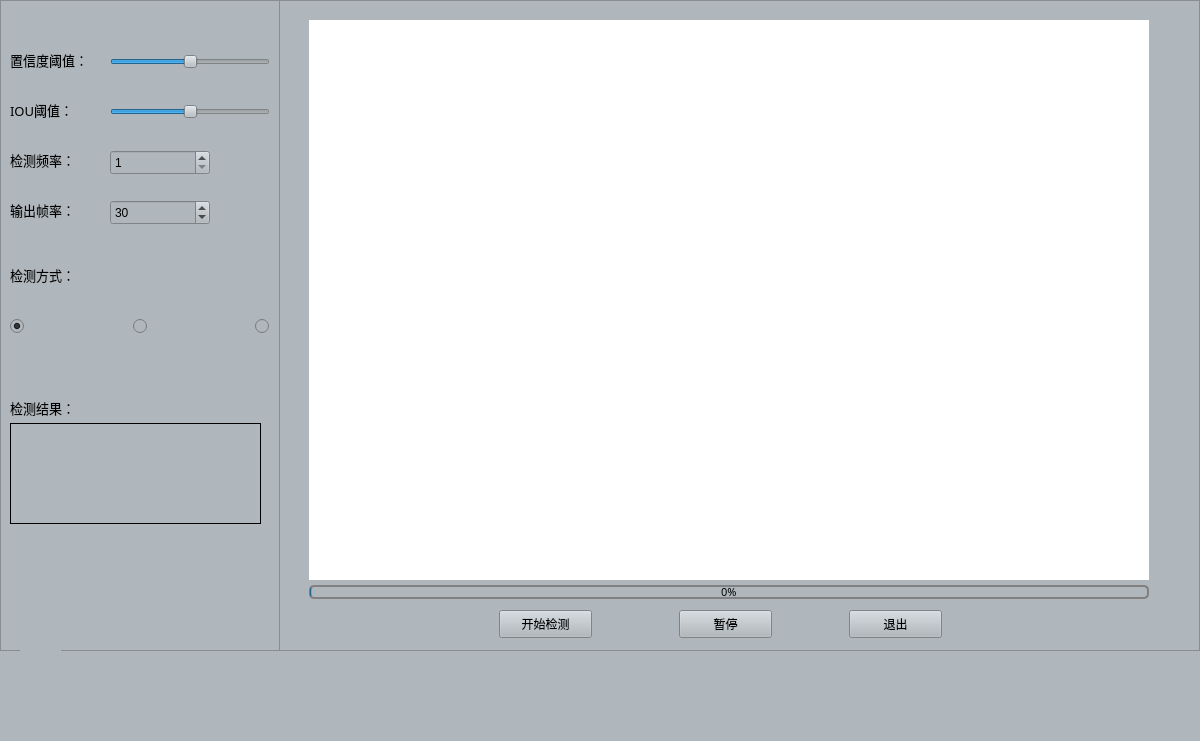
First picture: the form in UiMainwindow.ui, repository wang-10086/yolov5-5.0, before the edit.
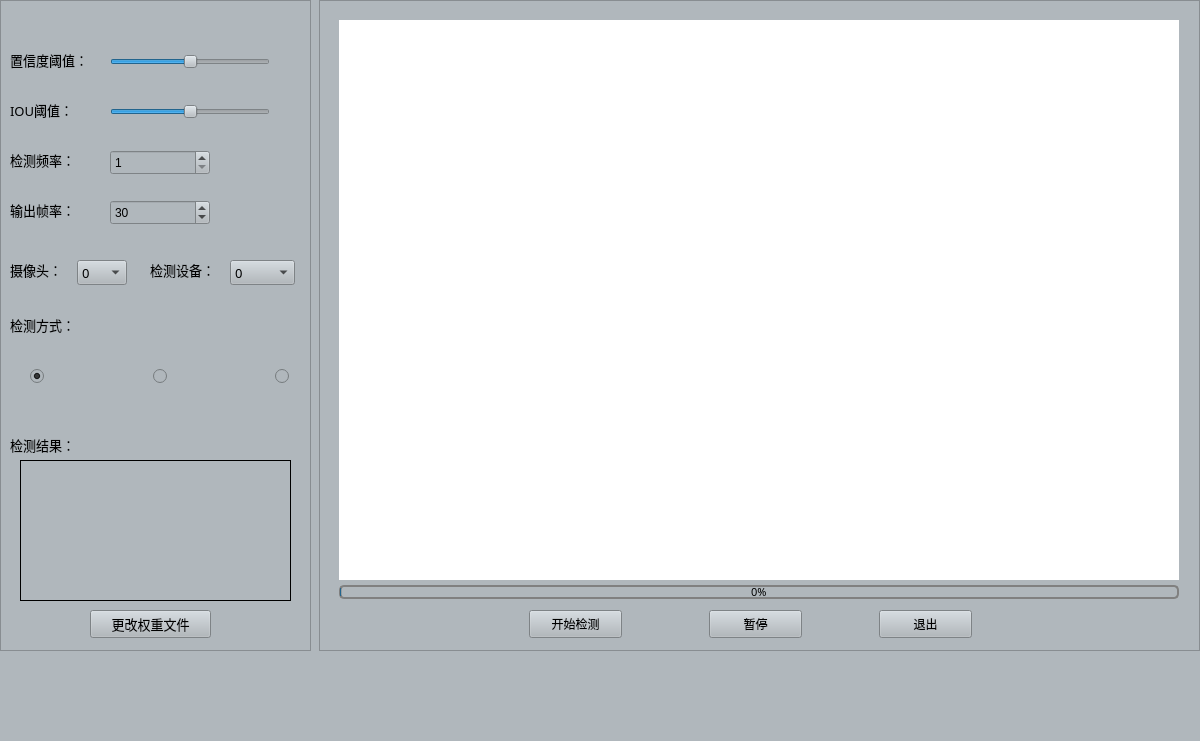
Second picture: the form after the edit. Icons and pictures are not drawn.

Diff of the .ui file:
```diff
--- a/UiMainwindow.ui
+++ b/UiMainwindow.ui
@@ -23,7 +23,7 @@
      <rect>
       <x>0</x>
       <y>0</y>
-      <width>280</width>
+      <width>311</width>
       <height>651</height>
      </rect>
     </property>
@@ -183,10 +183,10 @@
     <widget class="QLabel" name="label_6">
      <property name="geometry">
       <rect>
-       <x>10</x>
-       <y>423</y>
-       <width>251</width>
-       <height>101</height>
+       <x>20</x>
+       <y>460</y>
+       <width>271</width>
+       <height>141</height>
       </rect>
      </property>
      <property name="font">
@@ -208,12 +208,15 @@
      <property name="text">
       <string/>
      </property>
+     <property name="alignment">
+      <set>Qt::AlignLeading|Qt::AlignLeft|Qt::AlignTop</set>
+     </property>
     </widget>
     <widget class="QLabel" name="label_7">
      <property name="geometry">
       <rect>
        <x>10</x>
-       <y>393</y>
+       <y>430</y>
        <width>91</width>
        <height>30</height>
       </rect>
@@ -232,7 +235,7 @@
      <property name="geometry">
       <rect>
        <x>10</x>
-       <y>260</y>
+       <y>310</y>
        <width>91</width>
        <height>30</height>
       </rect>
@@ -250,8 +253,8 @@
     <widget class="QWidget" name="layoutWidget">
      <property name="geometry">
       <rect>
-       <x>10</x>
-       <y>300</y>
+       <x>30</x>
+       <y>350</y>
        <width>259</width>
        <height>54</height>
       </rect>
@@ -357,32 +360,133 @@
       </item>
      </layout>
     </widget>
+    <widget class="QComboBox" name="comboBox">
+     <property name="geometry">
+      <rect>
+       <x>77</x>
+       <y>260</y>
+       <width>50</width>
+       <height>25</height>
+      </rect>
+     </property>
+     <property name="font">
+      <font>
+       <family>AcadEref</family>
+       <pointsize>10</pointsize>
+      </font>
+     </property>
+     <property name="currentIndex">
+      <number>0</number>
+     </property>
+     <item>
+      <property name="text">
+       <string>0</string>
+      </property>
+     </item>
+     <item>
+      <property name="text">
+       <string>1</string>
+      </property>
+     </item>
+     <item>
+      <property name="text">
+       <string>2</string>
+      </property>
+     </item>
+    </widget>
     <widget class="QLabel" name="label_9">
      <property name="geometry">
       <rect>
-       <x>100</x>
-       <y>530</y>
-       <width>71</width>
-       <height>71</height>
+       <x>10</x>
+       <y>260</y>
+       <width>60</width>
+       <height>20</height>
       </rect>
      </property>
+     <property name="font">
+      <font>
+       <family>Microsoft YaHei UI</family>
+       <pointsize>10</pointsize>
+      </font>
+     </property>
      <property name="text">
-      <string/>
+      <string>摄像头：</string>
      </property>
-     <property name="pixmap">
-      <pixmap resource="resource.qrc">:/pic/resource/dianzan.png</pixmap>
+    </widget>
+    <widget class="QLabel" name="label_10">
+     <property name="geometry">
+      <rect>
+       <x>150</x>
+       <y>260</y>
+       <width>75</width>
+       <height>20</height>
+      </rect>
      </property>
-     <property name="scaledContents">
-      <bool>true</bool>
+     <property name="font">
+      <font>
+       <family>Microsoft YaHei UI</family>
+       <pointsize>10</pointsize>
+      </font>
+     </property>
+     <property name="text">
+      <string>检测设备：</string>
+     </property>
+    </widget>
+    <widget class="QComboBox" name="comboBox_2">
+     <property name="geometry">
+      <rect>
+       <x>230</x>
+       <y>260</y>
+       <width>65</width>
+       <height>25</height>
+      </rect>
+     </property>
+     <property name="font">
+      <font>
+       <family>AcadEref</family>
+       <pointsize>10</pointsize>
+      </font>
+     </property>
+     <property name="currentIndex">
+      <number>0</number>
+     </property>
+     <item>
+      <property name="text">
+       <string>0</string>
+      </property>
+     </item>
+     <item>
+      <property name="text">
+       <string>cpu</string>
+      </property>
+     </item>
+    </widget>
+    <widget class="QPushButton" name="pushButton_4">
+     <property name="geometry">
+      <rect>
+       <x>90</x>
+       <y>610</y>
+       <width>121</width>
+       <height>28</height>
+      </rect>
+     </property>
+     <property name="font">
+      <font>
+       <family>Microsoft YaHei</family>
+       <pointsize>10</pointsize>
+      </font>
+     </property>
+     <property name="text">
+      <string>更改权重文件</string>
      </property>
     </widget>
    </widget>
    <widget class="QFrame" name="frame_2">
     <property name="geometry">
      <rect>
-      <x>279</x>
+      <x>319</x>
       <y>0</y>
-      <width>921</width>
+      <width>881</width>
       <height>651</height>
      </rect>
     </property>
@@ -399,7 +503,7 @@
     <widget class="QLabel" name="label">
      <property name="geometry">
       <rect>
-       <x>30</x>
+       <x>20</x>
        <y>20</y>
        <width>840</width>
        <height>560</height>
@@ -415,7 +519,7 @@
     <widget class="QPushButton" name="pushButton">
      <property name="geometry">
       <rect>
-       <x>220</x>
+       <x>210</x>
        <y>610</y>
        <width>93</width>
        <height>28</height>
@@ -428,7 +532,7 @@
     <widget class="QPushButton" name="pushButton_2">
      <property name="geometry">
       <rect>
-       <x>570</x>
+       <x>560</x>
        <y>610</y>
        <width>93</width>
        <height>28</height>
@@ -441,7 +545,7 @@
     <widget class="QPushButton" name="pushButton_3">
      <property name="geometry">
       <rect>
-       <x>400</x>
+       <x>390</x>
        <y>610</y>
        <width>93</width>
        <height>28</height>
@@ -454,7 +558,7 @@
     <widget class="QProgressBar" name="progressBar">
      <property name="geometry">
       <rect>
-       <x>30</x>
+       <x>20</x>
        <y>585</y>
        <width>840</width>
        <height>14</height>
@@ -485,38 +589,6 @@
      </property>
     </widget>
    </widget>
-   <widget class="QLabel" name="label_10">
-    <property name="geometry">
-     <rect>
-      <x>20</x>
-      <y>650</y>
-      <width>41</width>
-      <height>41</height>
-     </rect>
-    </property>
-    <property name="text">
-     <string/>
-    </property>
-    <property name="pixmap">
-     <pixmap resource="resource.qrc">:/pic/resource/profile_photo.jpg</pixmap>
-    </property>
-    <property name="scaledContents">
-     <bool>true</bool>
-    </property>
-   </widget>
-   <widget class="QLabel" name="label_11">
-    <property name="geometry">
-     <rect>
-      <x>70</x>
-      <y>660</y>
-      <width>261</width>
-      <height>20</height>
-     </rect>
-    </property>
-    <property name="text">
-     <string/>
-    </property>
-   </widget>
   </widget>
   <widget class="QMenuBar" name="menubar">
    <property name="geometry">
```
